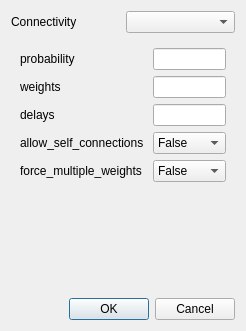
Old version of the form ANNarchyUI/ui/Connector_Definition.ui in the repository founderznd/PycharmProjects.
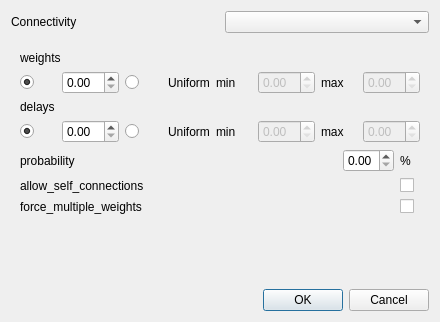
New version of the form. The open tabs and pages were chosen to show the change.

Diff of the .ui file:
```diff
--- a/ANNarchyUI/ui/Connector_Definition.ui
+++ b/ANNarchyUI/ui/Connector_Definition.ui
@@ -6,14 +6,17 @@
    <rect>
     <x>0</x>
     <y>0</y>
-    <width>246</width>
-    <height>331</height>
+    <width>440</width>
+    <height>322</height>
    </rect>
   </property>
   <property name="windowTitle">
    <string>Connector</string>
   </property>
   <layout class="QVBoxLayout" name="verticalLayout">
+   <property name="spacing">
+    <number>9</number>
+   </property>
    <item>
     <layout class="QHBoxLayout" name="horizontalLayout_2">
      <item>
@@ -369,86 +372,284 @@
        </item>
       </layout>
      </widget>
-     <widget class="QWidget" name="page_connect_fixed_probability">
-      <layout class="QFormLayout" name="formLayout_5">
+     <widget class="QWidget" name="page_cfp">
+      <property name="accessibleName">
+       <string>connect_fixed_probability</string>
+      </property>
+      <layout class="QGridLayout" name="gridLayout_4">
        <item row="0" column="0">
+        <widget class="QLabel" name="label_24">
+         <property name="text">
+          <string>weights</string>
+         </property>
+        </widget>
+       </item>
+       <item row="1" column="0" colspan="4">
+        <layout class="QHBoxLayout" name="horizontalLayout_12">
+         <item>
+          <widget class="QRadioButton" name="cfp_rb_weights">
+           <property name="text">
+            <string/>
+           </property>
+           <property name="checked">
+            <bool>true</bool>
+           </property>
+           <attribute name="buttonGroup">
+            <string notr="true">buttonGroup_8</string>
+           </attribute>
+          </widget>
+         </item>
+         <item>
+          <widget class="QDoubleSpinBox" name="cfp_weights"/>
+         </item>
+         <item>
+          <widget class="QRadioButton" name="cfp_rb_weights2">
+           <property name="text">
+            <string/>
+           </property>
+           <attribute name="buttonGroup">
+            <string notr="true">buttonGroup_8</string>
+           </attribute>
+          </widget>
+         </item>
+         <item>
+          <widget class="QLabel" name="label_67">
+           <property name="text">
+            <string>Uniform</string>
+           </property>
+          </widget>
+         </item>
+         <item>
+          <widget class="QLabel" name="label_68">
+           <property name="text">
+            <string>min</string>
+           </property>
+          </widget>
+         </item>
+         <item>
+          <widget class="QDoubleSpinBox" name="cfp_weights_min">
+           <property name="enabled">
+            <bool>false</bool>
+           </property>
+          </widget>
+         </item>
+         <item>
+          <widget class="QLabel" name="label_69">
+           <property name="text">
+            <string>max</string>
+           </property>
+          </widget>
+         </item>
+         <item>
+          <widget class="QDoubleSpinBox" name="cfp_weights_max">
+           <property name="enabled">
+            <bool>false</bool>
+           </property>
+          </widget>
+         </item>
+        </layout>
+       </item>
+       <item row="2" column="0">
         <widget class="QLabel" name="label_23">
          <property name="text">
+          <string>delays</string>
+         </property>
+        </widget>
+       </item>
+       <item row="4" column="1">
+        <spacer name="horizontalSpacer_9">
+         <property name="orientation">
+          <enum>Qt::Horizontal</enum>
+         </property>
+         <property name="sizeHint" stdset="0">
+          <size>
+           <width>40</width>
+           <height>20</height>
+          </size>
+         </property>
+        </spacer>
+       </item>
+       <item row="3" column="0" colspan="4">
+        <layout class="QHBoxLayout" name="horizontalLayout_13">
+         <item>
+          <widget class="QRadioButton" name="cfp_rb_delays">
+           <property name="text">
+            <string/>
+           </property>
+           <property name="checked">
+            <bool>true</bool>
+           </property>
+           <attribute name="buttonGroup">
+            <string notr="true">buttonGroup_9</string>
+           </attribute>
+          </widget>
+         </item>
+         <item>
+          <widget class="QDoubleSpinBox" name="cfp_delays"/>
+         </item>
+         <item>
+          <widget class="QRadioButton" name="cfp_rb_delays2">
+           <property name="text">
+            <string/>
+           </property>
+           <attribute name="buttonGroup">
+            <string notr="true">buttonGroup_9</string>
+           </attribute>
+          </widget>
+         </item>
+         <item>
+          <widget class="QLabel" name="label_70">
+           <property name="text">
+            <string>Uniform</string>
+           </property>
+          </widget>
+         </item>
+         <item>
+          <widget class="QLabel" name="label_71">
+           <property name="text">
+            <string>min</string>
+           </property>
+          </widget>
+         </item>
+         <item>
+          <widget class="QDoubleSpinBox" name="cfp_delays_min">
+           <property name="enabled">
+            <bool>false</bool>
+           </property>
+          </widget>
+         </item>
+         <item>
+          <widget class="QLabel" name="label_72">
+           <property name="text">
+            <string>max</string>
+           </property>
+          </widget>
+         </item>
+         <item>
+          <widget class="QDoubleSpinBox" name="cfp_delays_max">
+           <property name="enabled">
+            <bool>false</bool>
+           </property>
+          </widget>
+         </item>
+        </layout>
+       </item>
+       <item row="4" column="0">
+        <widget class="QLabel" name="label_27">
+         <property name="text">
           <string>probability</string>
          </property>
         </widget>
        </item>
-       <item row="0" column="1">
-        <widget class="QLineEdit" name="page_connect_fixed_probability_probability"/>
-       </item>
-       <item row="1" column="0">
-        <widget class="QLabel" name="label_24">
-         <property name="text">
-          <string>weights</string>
-         </property>
-        </widget>
-       </item>
-       <item row="1" column="1">
-        <widget class="QLineEdit" name="page_connect_fixed_probability_weights"/>
-       </item>
-       <item row="2" column="0">
-        <widget class="QLabel" name="label_25">
-         <property name="text">
-          <string>delays</string>
-         </property>
-        </widget>
-       </item>
-       <item row="2" column="1">
-        <widget class="QLineEdit" name="page_connect_fixed_probability_delays"/>
-       </item>
-       <item row="3" column="0">
+       <item row="5" column="0">
         <widget class="QLabel" name="label_26">
          <property name="text">
           <string>allow_self_connections </string>
          </property>
         </widget>
        </item>
-       <item row="3" column="1">
-        <widget class="QComboBox" name="page_connect_fixed_probability_asc">
-         <item>
-          <property name="text">
-           <string>False</string>
-          </property>
-         </item>
-         <item>
-          <property name="text">
-           <string>True</string>
-          </property>
-         </item>
+       <item row="5" column="3">
+        <widget class="QCheckBox" name="cfp_asc">
+         <property name="text">
+          <string/>
+         </property>
         </widget>
        </item>
-       <item row="4" column="0">
-        <widget class="QLabel" name="label_27">
+       <item row="6" column="0">
+        <widget class="QLabel" name="label_25">
          <property name="text">
           <string>force_multiple_weights</string>
          </property>
         </widget>
        </item>
-       <item row="4" column="1">
-        <widget class="QComboBox" name="page_connect_fixed_probability_fmw">
+       <item row="6" column="3">
+        <widget class="QCheckBox" name="cfp_fmw">
+         <property name="text">
+          <string/>
+         </property>
+        </widget>
+       </item>
+       <item row="7" column="3">
+        <spacer name="verticalSpacer_7">
+         <property name="orientation">
+          <enum>Qt::Vertical</enum>
+         </property>
+         <property name="sizeHint" stdset="0">
+          <size>
+           <width>20</width>
+           <height>40</height>
+          </size>
+         </property>
+        </spacer>
+       </item>
+       <item row="4" column="2">
+        <widget class="QDoubleSpinBox" name="cfp_probability">
+         <property name="maximum">
+          <double>1.000000000000000</double>
+         </property>
+         <property name="singleStep">
+          <double>0.010000000000000</double>
+         </property>
+        </widget>
+       </item>
+       <item row="4" column="3">
+        <widget class="QLabel" name="label_73">
+         <property name="text">
+          <string>%</string>
+         </property>
+        </widget>
+       </item>
+      </layout>
+     </widget>
+     <widget class="QWidget" name="page_cff">
+      <property name="accessibleName">
+       <string>connect_from_file</string>
+      </property>
+      <layout class="QFormLayout" name="formLayout">
+       <property name="fieldGrowthPolicy">
+        <enum>QFormLayout::AllNonFixedFieldsGrow</enum>
+       </property>
+       <item row="0" column="0" colspan="2">
+        <layout class="QHBoxLayout" name="horizontalLayout">
          <item>
-          <property name="text">
-           <string>False</string>
-          </property>
+          <widget class="QPushButton" name="cff_openfile">
+           <property name="text">
+            <string>open file</string>
+           </property>
+          </widget>
          </item>
          <item>
           <property name="text">
            <string>True</string>
           </property>
          </item>
-        </widget>
+         <item>
+          <widget class="QLineEdit" name="cff_filename">
+           <property name="alignment">
+            <set>Qt::AlignCenter</set>
+           </property>
+           <property name="readOnly">
+            <bool>true</bool>
+           </property>
+          </widget>
+         </item>
+        </layout>
        </item>
-      </layout>
-     </widget>
-     <widget class="QWidget" name="page_connect_from_file">
-      <layout class="QHBoxLayout" name="horizontalLayout_3">
-       <item>
-        <widget class="QPushButton" name="pushButton_openfile">
+       <item row="1" column="0">
+        <spacer name="verticalSpacer_8">
+         <property name="orientation">
+          <enum>Qt::Vertical</enum>
+         </property>
+         <property name="sizeHint" stdset="0">
+          <size>
+           <width>20</width>
+           <height>40</height>
+          </size>
+         </property>
+        </spacer>
+       </item>
+       <item row="2" column="0">
+        <widget class="QLabel" name="label_45">
          <property name="text">
           <string>open file</string>
          </property>
```
Left out of the diff: 1355 changed lines with no effect on the pictures.
